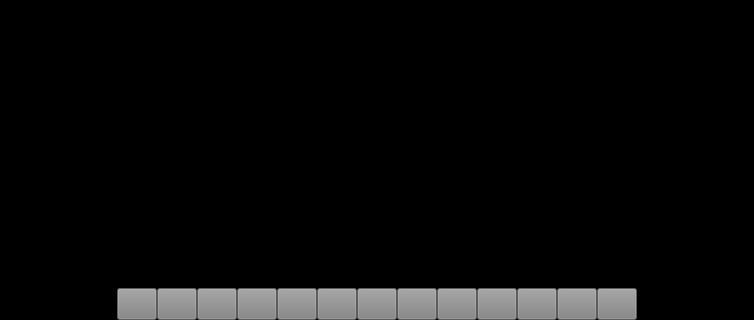
Old version of the form ui/display_session.ui in the repository Inkdecker/Inkdrawing; both pictures show x 0 to 754 and y 405 to 725 of the 754 by 725 pixel window.
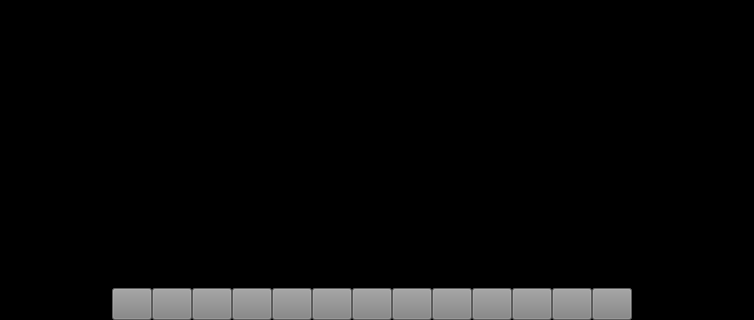
New version of the form. Icons and pictures are not drawn.

```diff
--- a/ui/display_session.ui
+++ b/ui/display_session.ui
@@ -136,13 +136,13 @@
          </property>
          <property name="minimumSize">
           <size>
-           <width>70</width>
+           <width>60</width>
            <height>25</height>
           </size>
          </property>
          <property name="maximumSize">
           <size>
-           <width>59</width>
+           <width>70</width>
            <height>25</height>
           </size>
          </property>
```
Left out of the diff: 4 changed lines with no effect on the pictures.
